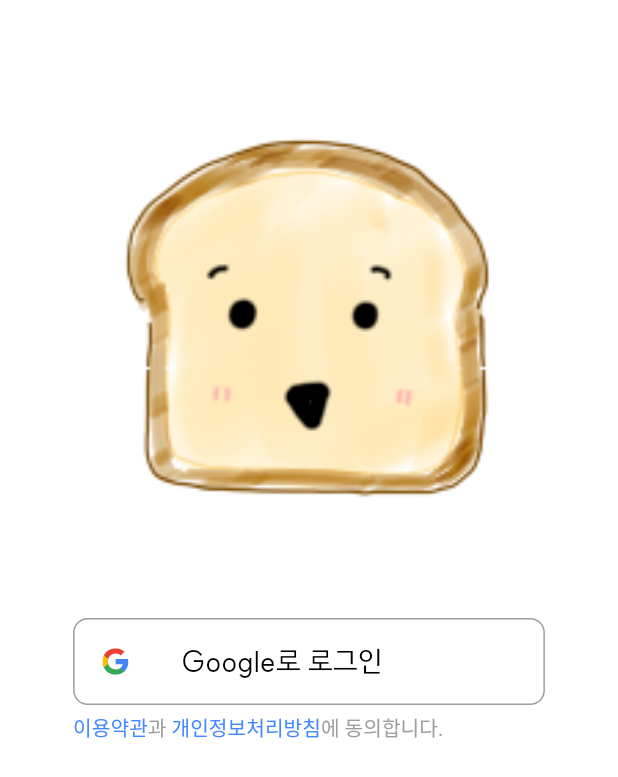
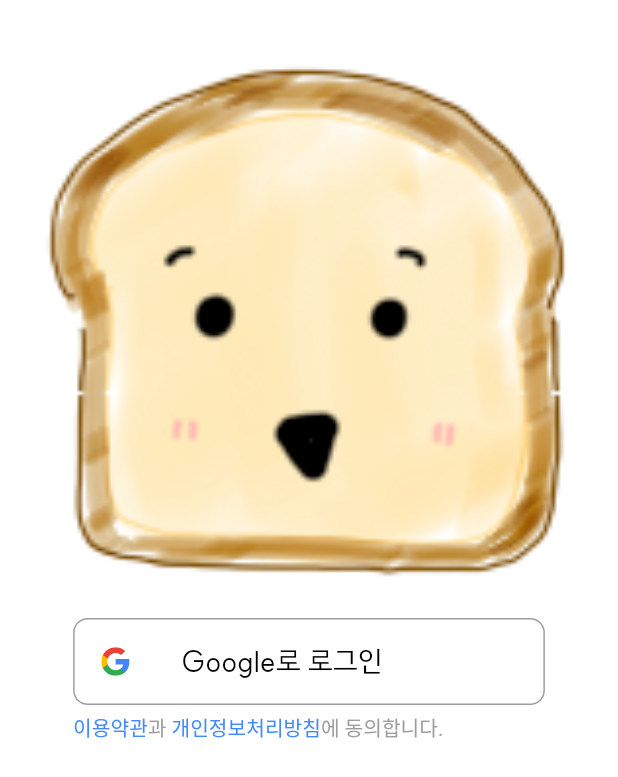
Before and after one commit to oneStar92/sigppang_e, a Flutter app: the LoginScreen screen opened directly, on a phone screen of 412 x 824 dp. Shown: the top 777 px of the screen. Run offline on Flutter 3.47's test engine with Material 3 defaults, Android fonts, the phone set to English and light mode, and no system bars; our stand-ins replace flutter_screenutil, flutter_svg; project files that could hold a hidden picture were left out.

Commit message:
refactor: Constants, DI 코드에 적용

```diff
--- a/lib/presentation/login/login_screen.dart
+++ b/lib/presentation/login/login_screen.dart
@@ -1,6 +1,5 @@
 import 'package:flutter/material.dart';
-import 'package:flutter_screenutil/flutter_screenutil.dart';
-import 'package:sigppang_e/presentation/common/logo_widget.dart';
+import 'package:sigppang_e/common/di/logo_container.dart';
 import 'package:sigppang_e/presentation/login/widgets/social_login_buttons.dart';
 
 class LoginScreen extends StatelessWidget {
@@ -13,7 +12,7 @@ class LoginScreen extends StatelessWidget {
         child: Column(
           crossAxisAlignment: CrossAxisAlignment.stretch,
           children: [
-            Expanded(child: LogoWidget(logoHeight: 300.h, logoWidth: 300.w)),
+            Expanded(child: LogoDIContainer.instance.loginLogo()),
             Expanded(child: SocialLoginButtons()),
           ],
         ),
--- a/lib/presentation/login/widgets/policy_text_widget.dart
+++ b/lib/presentation/login/widgets/policy_text_widget.dart
@@ -1,6 +1,6 @@
 import 'package:flutter/gestures.dart';
 import 'package:flutter/material.dart';
-import 'package:flutter_screenutil/flutter_screenutil.dart';
+import 'package:sigppang_e/common/constants/text_style_constants.dart';
 
 final class PolicyTextWidget extends StatelessWidget {
   const PolicyTextWidget({super.key});
@@ -9,10 +9,7 @@ final class PolicyTextWidget extends StatelessWidget {
   Widget build(BuildContext context) {
     return RichText(
       text: TextSpan(
-        style: TextStyle(
-          fontSize: 14.sp,
-          color: Colors.grey,
-        ),
+        style: TextStyleConstants.policy.value,
         children: <TextSpan>[
           TextSpan(
             text: '이용약관',
--- a/lib/presentation/login/widgets/social_login_button.dart
+++ b/lib/presentation/login/widgets/social_login_button.dart
@@ -1,13 +1,14 @@
 import 'package:flutter/material.dart';
 import 'package:flutter_screenutil/flutter_screenutil.dart';
 import 'package:flutter_svg/flutter_svg.dart';
+import 'package:sigppang_e/common/constants/size_constants.dart';
+import 'package:sigppang_e/common/constants/text_style_constants.dart';
 import 'package:sigppang_e/presentation/common/tappable_widget.dart';
 
 enum SocialLogin { google, apple }
 
 final class SocialLoginButton extends TappableWidget {
-  final double _logoHeight = 40.h;
-  final double _fontSize = 20.sp;
+  final _size = SizeConstants.socialLogo.value;
   final SocialLogin _socialLogin;
 
   SocialLoginButton({
@@ -39,18 +40,18 @@ final class SocialLoginButton extends TappableWidget {
   Widget _logo() {
     switch (_socialLogin) {
       case SocialLogin.google:
-        return SvgPicture.asset('assets/icons/google.svg', fit: BoxFit.cover, height: _logoHeight, width: _logoHeight,);
+        return SvgPicture.asset('assets/icons/google.svg', fit: BoxFit.cover, height: _size.height, width: _size.width,);
       case SocialLogin.apple:
-        return SvgPicture.asset('assets/icons/apple.svg', fit: BoxFit.cover, height: _logoHeight, width: _logoHeight,);
+        return SvgPicture.asset('assets/icons/apple.svg', fit: BoxFit.cover, height: _size.height, width: _size.width,);
     }
   }
 
   Widget _text() {
     switch (_socialLogin) {
       case SocialLogin.google:
-        return Text('Google로 로그인', style: TextStyle(fontSize: _fontSize, color: Colors.black), );
+        return Text('Google로 로그인', style: TextStyleConstants.googleLoginButton.value);
       case SocialLogin.apple:
-        return Text('Apple로 로그인', style: TextStyle(fontSize: _fontSize, color: Colors.white),);
+        return Text('Apple로 로그인', style: TextStyleConstants.appleLoginButton.value);
     }
   }
 }
--- a/lib/presentation/login/widgets/social_login_buttons.dart
+++ b/lib/presentation/login/widgets/social_login_buttons.dart
@@ -1,12 +1,12 @@
 import 'package:flutter/material.dart';
 import 'package:flutter/foundation.dart' as foundation;
 import 'package:flutter_screenutil/flutter_screenutil.dart';
+import 'package:sigppang_e/common/constants/size_constants.dart';
 import 'package:sigppang_e/presentation/login/widgets/policy_text_widget.dart';
 import 'package:sigppang_e/presentation/login/widgets/social_login_button.dart';
 
 final class SocialLoginButtons extends StatelessWidget {
-  final width = 300.w;
-  final contentHeight = 60.h;
+  final _size = SizeConstants.socialLoginButton.value;
 
   SocialLoginButtons({super.key});
 
@@ -20,18 +20,18 @@ final class SocialLoginButtons extends StatelessWidget {
       crossAxisAlignment: CrossAxisAlignment.center,
       children: [
         SizedBox(
-            height: contentHeight,
-            width: width,
+            height: _size.height,
+            width: _size.width,
             child: SocialLoginButton(onTap: () {}, socialLogin: SocialLogin.google)),
         isiOS ? SizedBox(height: 16.h) : Container(),
         isiOS
             ? SizedBox(
-                height: contentHeight,
-                width: width,
+                height: _size.height,
+                width: _size.width,
                 child: SocialLoginButton(onTap: () {}, socialLogin: SocialLogin.apple))
             : Container(),
         SizedBox(height: 5.h),
-        SizedBox(width: width, child: const PolicyTextWidget()),
+        SizedBox(width: _size.width, child: const PolicyTextWidget()),
       ],
     );
   }
```
